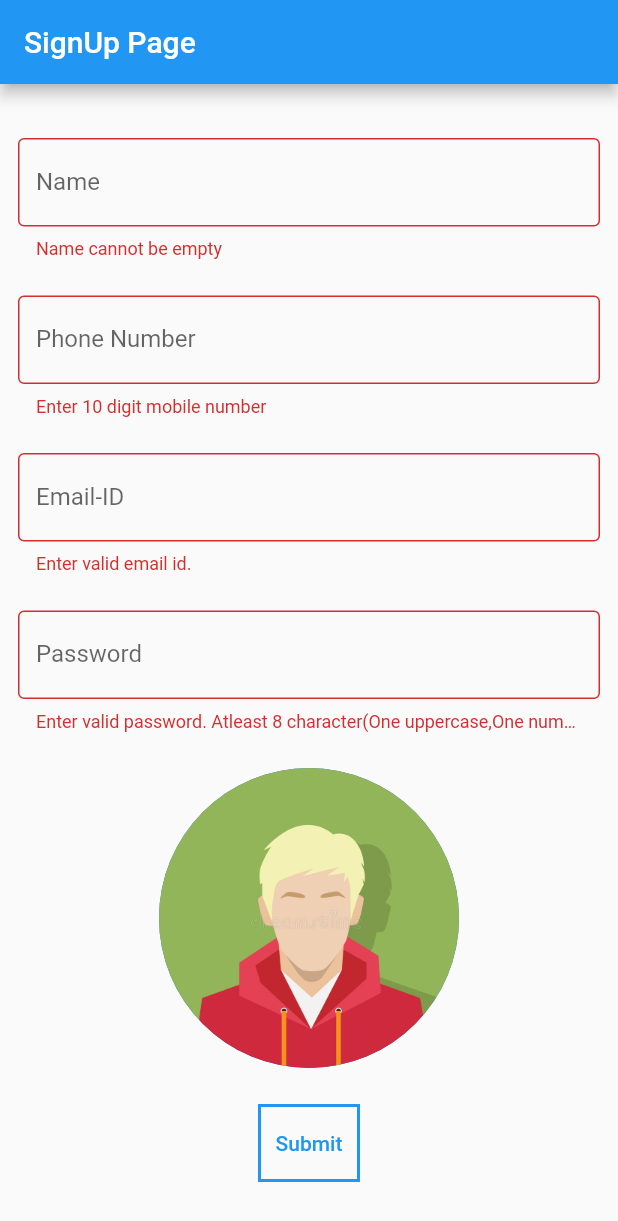
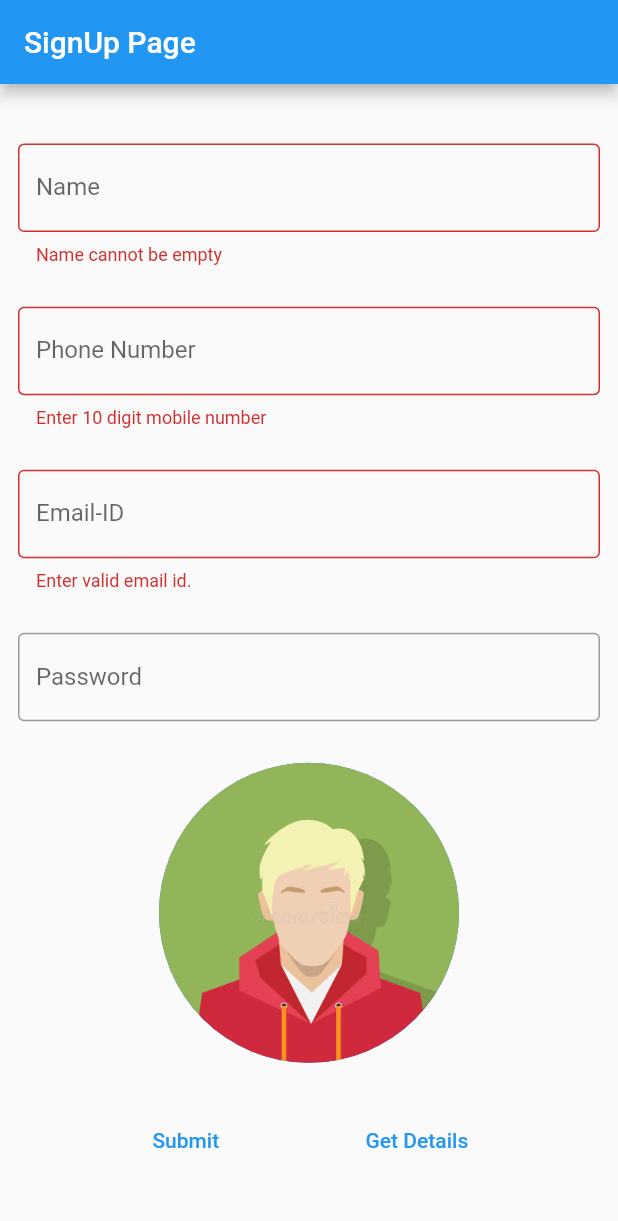
Before and after one commit to DevRLama/api_test, a Flutter app: the screen it shows after launch, after a tap on "Submit", on a phone screen of 412 x 824 dp. Shown: the top 1221 px of the screen. Run offline on Flutter 3.47's test engine with Material 2 defaults, Android fonts, the phone set to English and light mode, and no system bars; our stand-ins replace dio, image_picker, shared_preferences.

Commit message:
Third Commit

```diff
--- a/lib/dashboard.dart
+++ b/lib/dashboard.dart
@@ -1,8 +1,8 @@
 import 'dart:io';
-
 import 'package:dio/dio.dart';
 import 'package:flutter/material.dart';
 import 'package:image_picker/image_picker.dart';
+import 'package:shared_preferences/shared_preferences.dart';
 
 class Dashboard extends StatefulWidget {
   @override
@@ -10,7 +10,6 @@ class Dashboard extends StatefulWidget {
 }
 
 class _DashboardState extends State<Dashboard> {
-
   File? file;
 
   @override
@@ -89,15 +88,15 @@ class _DashboardState extends State<Dashboard> {
                         borderSide: BorderSide(color: Colors.black))),
               ),
               TextFormField(
-                validator: (value) {
-                  bool passValid = RegExp(
-                          r'^(?=.?[A-Z])(?=.?[a-z])(?=.?[0-9])(?=.?[!@#\$&*~]).{8,}$')
-                      .hasMatch(value!);
-                  if (!passValid) {
-                    return "Enter valid password. Atleast 8 character(One uppercase,One numeric and One special character )";
-                  }
-                  return null;
-                },
+                // validator: (value) {
+                //   bool passValid = RegExp(
+                //           r'^(?=.?[A-Z])(?=.?[a-z])(?=.?[0-9])(?=.?[!@#\$&*~]).{8,}$')
+                //       .hasMatch(value!);
+                //   if (!passValid) {
+                //     return "Enter valid password. Atleast 8 character(One uppercase,One numeric and One special character )";
+                //   }
+                //   return null;
+                // },
                 obscureText: true,
                 controller: passController,
                 decoration: InputDecoration(
@@ -113,19 +112,17 @@ class _DashboardState extends State<Dashboard> {
                   final XFile? image =
                       await _picker.pickImage(source: ImageSource.gallery);
                   setState(() {
-
                     file = File(image!.path);
-
-
                   });
                 },
-                child: file != null? CircleAvatar(
+                child: file != null
+                    ? CircleAvatar(
                         foregroundImage: FileImage(file!),
                         radius: 100,
                         // child: file!=null ?Image.file(file!) : Image.asset('assets/user.png'),
                       )
                     : CircleAvatar(
-                        foregroundImage:AssetImage('assets/avatar.jpg'),
+                        foregroundImage: AssetImage('assets/avatar.jpg'),
                         radius: 100,
                       ),
                 // child: Container(
@@ -137,16 +134,14 @@ class _DashboardState extends State<Dashboard> {
                 //
                 // ),
               ),
-              Container(
-                decoration: BoxDecoration(
-                  border: Border.all(
-                    color: Colors.blue,
-                    width: 2,
-                  ),
-                ),
-                child: TextButton(
+              Row(
+                mainAxisAlignment: MainAxisAlignment.spaceEvenly,
+                crossAxisAlignment: CrossAxisAlignment.end,
+                children: [
+                  TextButton(
                       onPressed: () async {
-                      bool isValid = formKey.currentState?.validate() ?? false;
+                        bool isValid =
+                            formKey.currentState?.validate() ?? false;
                         if (isValid) {
                           name = nameController.text;
                           phone = phoneController.text;
@@ -167,15 +162,62 @@ class _DashboardState extends State<Dashboard> {
                           Response response = await dio.post(
                               "https://bazz.techdocklabs.com/api/register-testuser",
                               data: body);
+                          await setPreferences(name!,phone!,email!);
+
                           print(response.statusMessage);
-                      } //if body
+                        }
+                        //if body
                       },
                       child: const Text("Submit")),
-              )
+                  TextButton(
+                      onPressed: () async {
+                        // Obtain shared preferences.
+
+                     await getPreferences();
+
+
+                        // Save an String value to 'action' key.
+
+
+                      },
+                      child: const Text("Get Details"))
+                ],
+              ),
             ],
           ),
         ),
       ),
     );
   }
+
+
+
+  Future<void> setPreferences(String name,String phone,String email)async{
+
+    // Obtain shared preferences.
+    final prefs = await SharedPreferences.getInstance();
+
+    await prefs.setString('name', name);
+    await prefs.setString('phone', phone);
+    await prefs.setString('email', email);
+
   }
+
+  Future<void> getPreferences()async{
+
+    // Obtain shared preferences.
+    final prefs = await SharedPreferences.getInstance();
+
+    // Try reading data from the 'action' key. If it doesn't exist, returns null.
+    final String? name = prefs.getString('name');
+    final String? phone = prefs.getString('phone');
+    final String? email = prefs.getString('email');
+
+
+    print(name);
+    print(phone);
+    print(email);
+
+
+  }
+}
--- a/pubspec.yaml
+++ b/pubspec.yaml
@@ -36,6 +36,7 @@ dependencies:
   cupertino_icons: ^1.0.2
   dio: ^4.0.6
   image_picker: ^0.8.5+3
+  shared_preferences: ^2.0.15
 
 dev_dependencies:
   flutter_test:
```
Also changed, not shown: pubspec.lock. Lines whose indentation alone changed are shown as unchanged.
